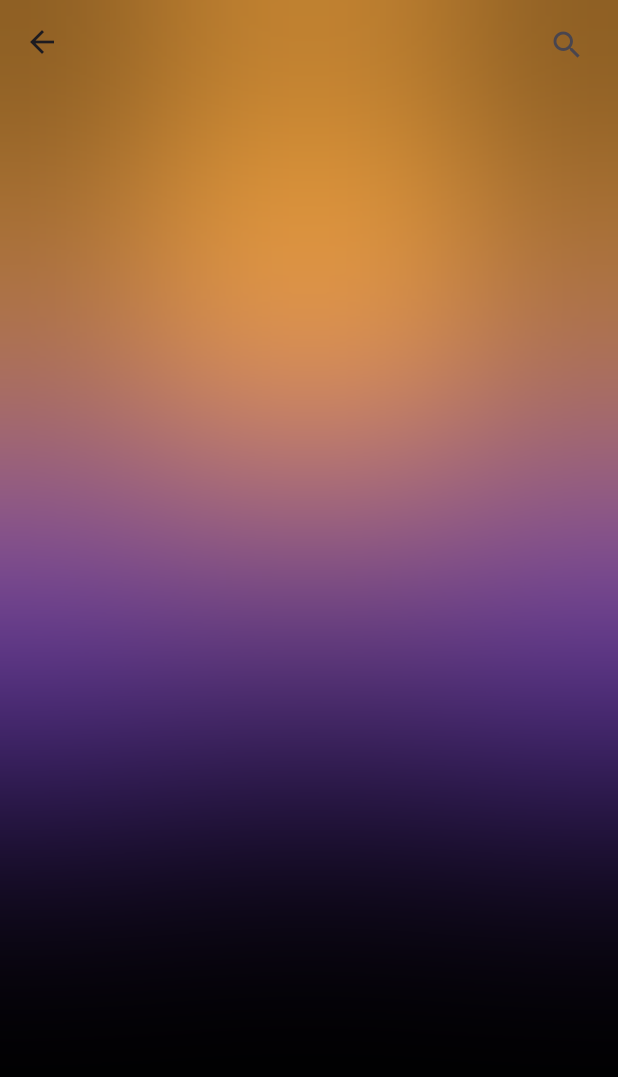
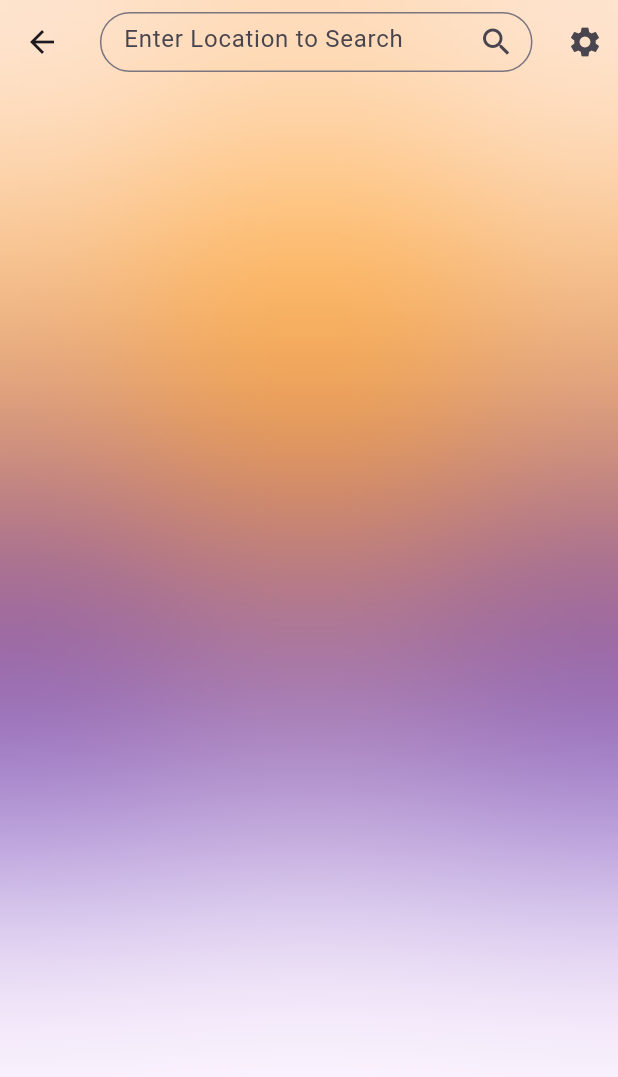
Before and after one commit to rn-byte/weather-app, a Flutter app: the HomeScreen screen opened directly, after a tap on the "search" icon, on a phone screen of 412 x 824 dp. Shown: the top 1077 px of the screen. Run offline on Flutter 3.47's test engine with Material 3 defaults, Android fonts, the phone set to English and light mode, and no system bars; our stand-ins replace bloc, equatable, flutter_bloc, geolocator, weather.

Commit message:
SearchScreen added

```diff
--- a/lib/screens/home/home_screen.dart
+++ b/lib/screens/home/home_screen.dart
@@ -3,6 +3,7 @@ import 'package:flutter/services.dart';
 import 'package:flutter_bloc/flutter_bloc.dart';
 import 'package:intl/intl.dart';
 import 'package:weather_app/bloc/weather_bloc/weather_bloc.dart';
+import 'package:weather_app/screens/search_screen.dart/search_screen.dart';
 import 'widgets/widgets.dart';
 
 class HomeScreen extends StatefulWidget {
@@ -21,10 +22,15 @@ class _HomeScreenState extends State<HomeScreen> {
       appBar: AppBar(
         actions: [
           SearchIconWidget(
-            onClicked: () {},
+            onClicked: () {
+              Navigator.push(
+                  context,
+                  MaterialPageRoute(
+                    builder: (context) => const SearchScreen(),
+                  ));
+            },
           )
         ],
-        centerTitle: true,
         backgroundColor: Colors.transparent,
         elevation: 0,
         systemOverlayStyle:
--- a/lib/screens/home/widgets/column_widget.dart
+++ /dev/null
@@ -1,31 +0,0 @@
-import 'package:flutter/material.dart';
-
-class WidgetColumn extends StatelessWidget {
-  final String title;
-  final String secondParameter;
-  const WidgetColumn(
-      {super.key, required this.title, required this.secondParameter});
-
-  @override
-  Widget build(BuildContext context) {
-    return Column(
-      crossAxisAlignment: CrossAxisAlignment.start,
-      children: [
-        Text(
-          title,
-          style:
-              const TextStyle(color: Colors.white, fontWeight: FontWeight.w300),
-        ),
-        const SizedBox(
-          height: 3,
-        ),
-        Text(
-          secondParameter,
-          // '06:41 am',
-          style:
-              const TextStyle(color: Colors.white, fontWeight: FontWeight.w700),
-        ),
-      ],
-    );
-  }
-}
--- a/lib/screens/home/widgets/search_widget.dart
+++ /dev/null
@@ -1,18 +0,0 @@
-import 'package:flutter/material.dart';
-
-class SearchWidget extends StatelessWidget {
-  const SearchWidget({super.key});
-
-  @override
-  Widget build(BuildContext context) {
-    return TextField(
-      decoration: InputDecoration(
-          suffixIcon: const Icon(Icons.search),
-          hintText: 'Enter Location to Search',
-          border: OutlineInputBorder(
-            borderSide: BorderSide(color: Colors.transparent),
-            borderRadius: BorderRadius.circular(30),
-          )),
-    );
-  }
-}
--- /dev/null
+++ b/lib/screens/search_screen.dart/search_screen.dart
@@ -0,0 +1,69 @@
+import 'package:flutter/foundation.dart';
+import 'package:flutter/material.dart';
+import 'package:weather_app/screens/search_screen.dart/widgets/search_widget.dart';
+import '../home/widgets/widgets.dart';
+
+class SearchScreen extends StatefulWidget {
+  const SearchScreen({super.key});
+
+  @override
+  State<SearchScreen> createState() => _SearchScreenState();
+}
+
+class _SearchScreenState extends State<SearchScreen> {
+  @override
+  Widget build(BuildContext context) {
+    return Scaffold(
+      appBar: AppBar(
+        actions: const <Widget>[
+          Padding(
+            padding: EdgeInsets.all(8.0),
+            child: SearchWidget(),
+          ),
+          SizedBox(
+            width: 5,
+          ),
+          Padding(
+            padding: EdgeInsets.all(10.0),
+            child: Icon(Icons.settings),
+          ),
+        ],
+        backgroundColor: Colors.transparent,
+      ),
+      body: Padding(
+        padding: const EdgeInsets.fromLTRB(40, 1.2 * kToolbarHeight, 40, 20),
+        child: SizedBox(
+          height: MediaQuery.of(context).size.height,
+          child: Stack(
+            children: [
+              const AlignWidget(
+                  h: 300,
+                  w: 300,
+                  color: Colors.deepPurple,
+                  x: 8,
+                  y: -0.3,
+                  shape: BoxShape.circle),
+              const AlignWidget(
+                  color: Color(0xFF673AB7),
+                  x: -8,
+                  y: -0.3,
+                  h: 300,
+                  w: 300,
+                  shape: BoxShape.circle),
+              const AlignWidget(
+                color: Color(0xFFFFAB40),
+                x: 0,
+                y: -1.2,
+                h: 300,
+                w: 600,
+                shape: BoxShape.rectangle,
+              ),
+              const BackdropFilterWidget(
+                  x: 100, y: 100, color: Colors.transparent),
+            ],
+          ),
+        ),
+      ),
+    );
+  }
+}
--- /dev/null
+++ b/lib/screens/search_screen.dart/widgets/search_widget.dart
@@ -0,0 +1,22 @@
+import 'package:flutter/material.dart';
+
+class SearchWidget extends StatelessWidget {
+  const SearchWidget({super.key});
+
+  @override
+  Widget build(BuildContext context) {
+    return SizedBox(
+      width: MediaQuery.of(context).size.width * 0.7,
+      child: TextField(
+        decoration: InputDecoration(
+            suffixIcon: const Icon(Icons.search),
+            hintText: 'Enter Location to Search',
+            contentPadding: const EdgeInsets.all(12),
+            border: OutlineInputBorder(
+              borderSide: const BorderSide(color: Colors.transparent),
+              borderRadius: BorderRadius.circular(30),
+            )),
+      ),
+    );
+  }
+}
```
